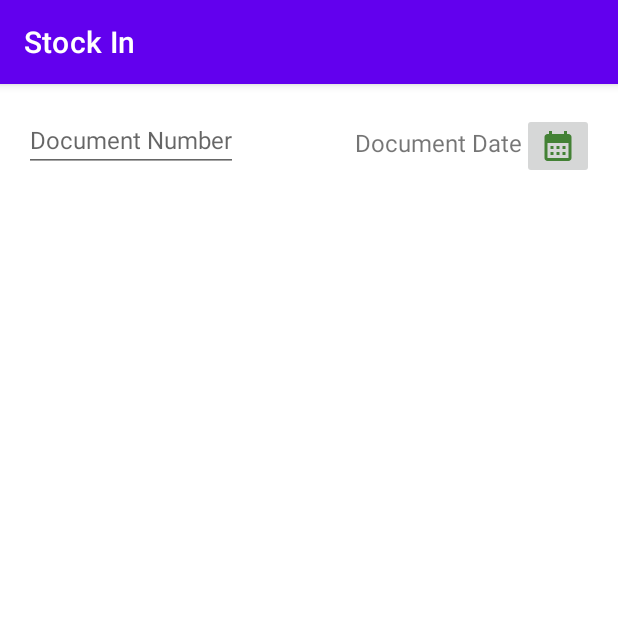
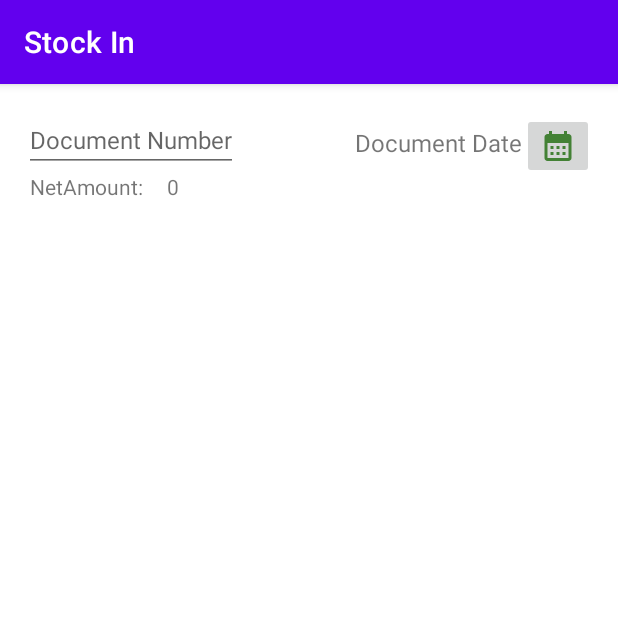
Before and after one commit to ksharshembie/whint, an Android app: the screen it shows after launch (MainActivity), after a tap on "STOCK IN", on a phone screen of 412 x 824 dp, the top half of it. Run offline under Robolectric (Android 15) with nearby library versions, the phone set to English and light mode, and no system bars; our stand-ins replace Room's generated code, navigation-ui.

Commit message:
NetAmount field added to StockInFragment.kt

```diff
--- a/app/src/main/java/com/ksharshembie/whint/local/dao/SlipDao.kt
+++ b/app/src/main/java/com/ksharshembie/whint/local/dao/SlipDao.kt
@@ -26,7 +26,7 @@ interface SlipDao {
     @Query("SELECT isSaved FROM slip where idSlip = :slipID")
     fun isSlipSaved(slipID: Long): Boolean
 
-    @Query("UPDATE slip SET isSaved = 1, slipNumber = :docNumber, slipDate = :docDate WHERE idSlip = :slipID")
-    fun slipSaved(slipID: Long, docNumber: String, docDate: String)
+    @Query("UPDATE slip SET isSaved = 1, slipNumber = :docNumber, slipDate = :docDate, netAmount = :netAmount WHERE idSlip = :slipID")
+    fun slipSaved(slipID: Long, docNumber: String, docDate: String, netAmount: String)
 
 }
--- a/app/src/main/java/com/ksharshembie/whint/ui/home/stockIn/StockInFragment.kt
+++ b/app/src/main/java/com/ksharshembie/whint/ui/home/stockIn/StockInFragment.kt
@@ -62,13 +62,16 @@ class StockInFragment : Fragment() {
             saveSlip(
                 idSlip,
                 binding.etSlipNumber.text.toString(),
-                binding.tvSlipDate.text.toString()
+                binding.tvSlipDate.text.toString(),
+                binding.tvNetAmount.text.toString()
             )
         }
         list = App.db.daoSlipItem().getSlipItems(idSlip)
+        Log.e("SlipItem", "SlipItems: ${list}}")
         binding.rvSlipItems.adapter = adapter
         adapter.addItem(list)
         slipDatePicker()
+        netAmountSum(list)
     }
 
     private fun slipDatePicker() {
@@ -108,15 +111,15 @@ class StockInFragment : Fragment() {
         }
     }
 
-    private fun saveSlip(slipID: Long, docNumber: String, docDate: String) {
+    private fun saveSlip(slipID: Long, docNumber: String, docDate: String, netAmount: String) {
         if (!App.db.daoSlipItem().isSlipItemExist(slipID)) {
             showToast(getString(R.string.no_item_added_please_add))
         } else if (docNumber.isEmpty()) {
             showToast(getString(R.string.please_fill_doc_number))
-        } else if (!docDate.equals(R.string.document_date)) {
+        } else if (docDate == getString(R.string.document_date)) {
             showToast(getString(R.string.please_select_doc_date))
         } else {
-            App.db.daoSlip().slipSaved(slipID, docNumber, docDate)
+            App.db.daoSlip().slipSaved(slipID, docNumber, docDate, netAmount)
             findNavController().navigateUp()
         }
     }
@@ -130,5 +133,11 @@ class StockInFragment : Fragment() {
             .show()
     }
 
-
+    private fun netAmountSum(list: List<SlipItem>) {
+        var sum: Long = 0
+        for ((i, element) in list.withIndex()) {
+            sum = sum + element.price.toString().toLong() * element.quantity.toString().toLong()
+        }
+        binding.tvNetAmount.text = sum.toString()
+    }
 }
--- a/app/src/main/res/layout/fragment_stock_in.xml
+++ b/app/src/main/res/layout/fragment_stock_in.xml
@@ -12,8 +12,8 @@
         android:layout_width="wrap_content"
         android:layout_height="wrap_content"
         android:layout_marginBottom="16dp"
+        android:autofillHints="name"
         android:hint="@string/document_number"
-        android:autofillHints="name"
         android:inputType="textCapCharacters"
         android:textSize="16sp"
         app:layout_constraintStart_toStartOf="parent"
@@ -24,22 +24,43 @@
         android:layout_width="150dp"
         android:layout_height="wrap_content"
         android:layout_marginStart="16dp"
+        android:paddingTop="12dp"
         android:paddingBottom="16dp"
         android:text="@string/document_date"
         android:textAlignment="textEnd"
-        android:paddingTop="12dp"
         android:textSize="16sp"
         app:layout_constraintEnd_toStartOf="@id/btn_calendar"
         app:layout_constraintTop_toTopOf="parent" />
 
-   <ImageButton
-       android:id="@+id/btn_calendar"
-       android:layout_width="wrap_content"
-       android:src="@drawable/ic_calendar_month_24"
-       app:layout_constraintTop_toTopOf="@id/tv_slipDate"
-       app:layout_constraintEnd_toEndOf="parent"
-       app:layout_constraintBottom_toBottomOf="@id/tv_slipDate"
-       android:layout_height="wrap_content"/>
+    <ImageButton
+        android:id="@+id/btn_calendar"
+        android:layout_width="wrap_content"
+        android:layout_height="wrap_content"
+        android:src="@drawable/ic_calendar_month_24"
+        app:layout_constraintBottom_toBottomOf="@id/tv_slipDate"
+        app:layout_constraintEnd_toEndOf="parent"
+        app:layout_constraintTop_toTopOf="@id/tv_slipDate" />
+
+    <TextView
+        android:id="@+id/netAmount"
+        android:layout_width="wrap_content"
+        android:layout_height="wrap_content"
+        android:text="NetAmount:"
+        android:layout_marginBottom="16dp"
+        android:layout_marginStart="4dp"
+        app:layout_constraintBottom_toTopOf="@id/rv_slipItems"
+        app:layout_constraintStart_toStartOf="parent"
+        app:layout_constraintTop_toBottomOf="@id/et_slipNumber" />
+
+    <TextView
+        android:id="@+id/tv_netAmount"
+        android:layout_width="wrap_content"
+        android:layout_height="wrap_content"
+        android:layout_marginStart="16dp"
+        android:text="NetAmount:"
+        app:layout_constraintBottom_toTopOf="@id/rv_slipItems"
+        app:layout_constraintStart_toEndOf="@id/netAmount"
+        app:layout_constraintTop_toBottomOf="@id/et_slipNumber" />
 
     <androidx.recyclerview.widget.RecyclerView
         android:id="@+id/rv_slipItems"
@@ -48,7 +69,7 @@
         app:layoutManager="androidx.recyclerview.widget.LinearLayoutManager"
         app:layout_constraintEnd_toEndOf="parent"
         app:layout_constraintStart_toStartOf="parent"
-        app:layout_constraintTop_toBottomOf="@id/et_slipNumber" />
+        app:layout_constraintTop_toBottomOf="@id/netAmount" />
 
 
     <Button
```
